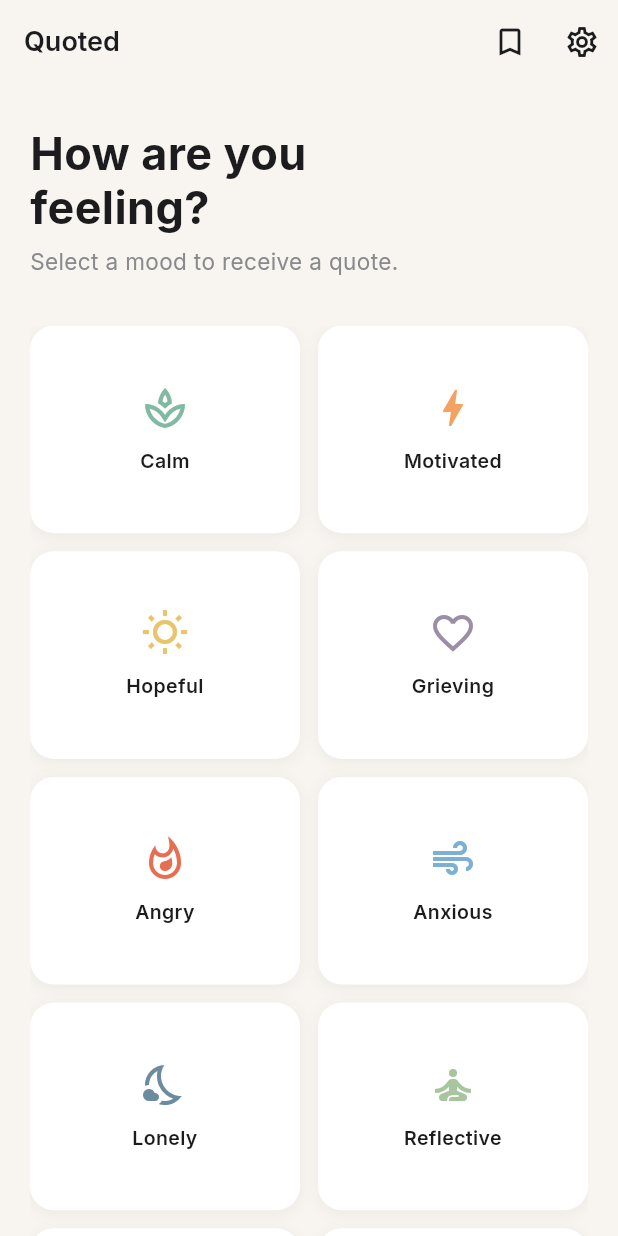
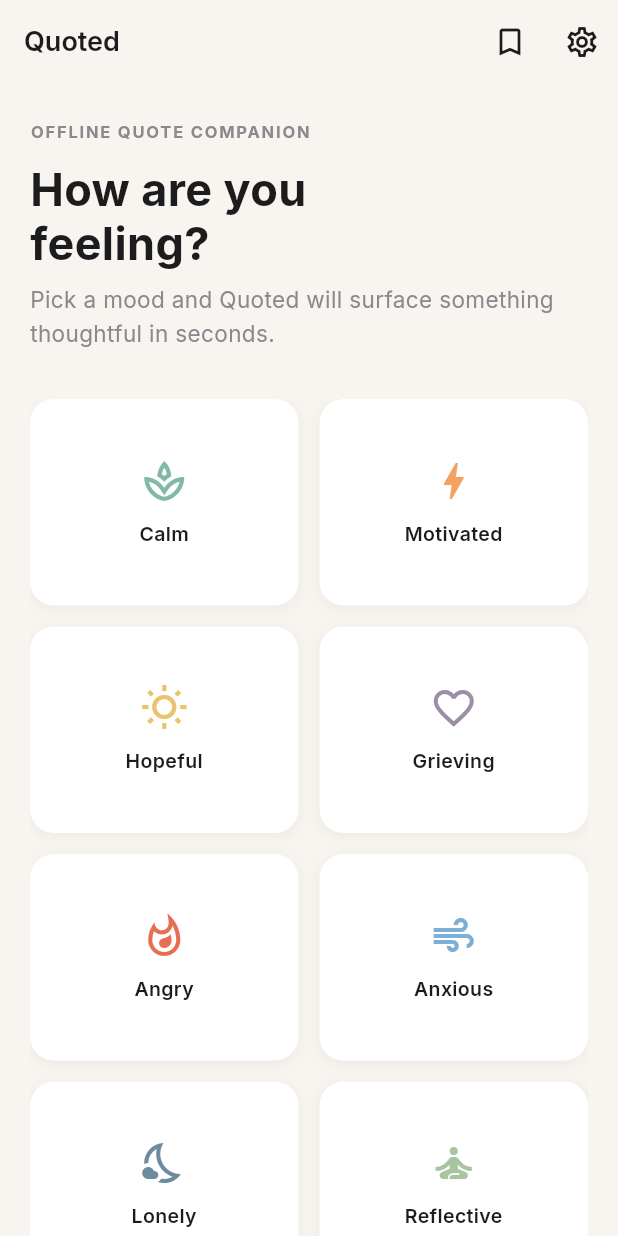
Before and after one commit to dacheson/Quoted, a Flutter app: the screen it shows after launch, on a phone screen of 412 x 824 dp. Run offline on Flutter 3.47's test engine with Material 3 defaults, Android fonts, the phone set to English and light mode, and no system bars; our stand-ins replace google_fonts, hive_flutter; accounts and stored records are empty.

Commit message:
Add branded app assets and UI polish

```diff
--- a/lib/screens/favorites_screen.dart
+++ b/lib/screens/favorites_screen.dart
@@ -65,7 +65,7 @@ class _FavoritesScreenState extends State<FavoritesScreen> {
             ),
             const SizedBox(height: 24),
             Text(
-              'No favorites yet.',
+             'Save quotes you want to revisit.',
               style: TextStyle(
                 fontSize: 18,
                 fontWeight: FontWeight.w600,
@@ -75,7 +75,7 @@ class _FavoritesScreenState extends State<FavoritesScreen> {
             ),
             const SizedBox(height: 12),
             Text(
-              'Tap the bookmark icon on any quote\nto save it here.',
+              'Tap the bookmark on any quote\nto keep it handy offline.',
               textAlign: TextAlign.center,
               style: TextStyle(
                 fontSize: 14,
--- a/lib/screens/mood_selection_screen.dart
+++ b/lib/screens/mood_selection_screen.dart
@@ -44,7 +44,17 @@ class MoodSelectionScreen extends StatelessWidget {
           child: Column(
             crossAxisAlignment: CrossAxisAlignment.start,
             children: [
-              const SizedBox(height: 28),
+              const SizedBox(height: 24),
+              Text(
+                'OFFLINE QUOTE COMPANION',
+                style: TextStyle(
+                  fontSize: 11,
+                  fontWeight: FontWeight.w700,
+                  letterSpacing: 1.2,
+                  color: isDark ? AppTheme.subtleDark : AppTheme.subtleLight,
+                ),
+              ),
+              const SizedBox(height: 12),
               Text(
                 'How are you\nfeeling?',
                 style: TextStyle(
@@ -58,21 +68,23 @@ class MoodSelectionScreen extends StatelessWidget {
               ),
               const SizedBox(height: 8),
               Text(
-                'Select a mood to receive a quote.',
+                'Pick a mood and Quoted will surface something thoughtful in seconds.',
                 style: TextStyle(
                   fontSize: 15,
                   color: isDark ? AppTheme.subtleDark : AppTheme.subtleLight,
+                  height: 1.5,
                 ),
               ),
               const SizedBox(height: 32),
               Expanded(
                 child: GridView.builder(
+                  padding: const EdgeInsets.only(bottom: 12),
                   itemCount: moods.length,
                   gridDelegate:
                       const SliverGridDelegateWithFixedCrossAxisCount(
                     crossAxisCount: 2,
-                    crossAxisSpacing: 12,
-                    mainAxisSpacing: 12,
+                    crossAxisSpacing: 14,
+                    mainAxisSpacing: 14,
                     childAspectRatio: 1.3,
                   ),
                   itemBuilder: (context, index) {
--- a/lib/screens/quote_flow_screen.dart
+++ b/lib/screens/quote_flow_screen.dart
@@ -221,7 +221,7 @@ class _QuoteFlowScreenState extends State<QuoteFlowScreen>
             ),
             const SizedBox(height: 24),
             Text(
-              "You've seen all quotes\nfor this mood.",
+              "You've reached the end\nfor this mood.",
               textAlign: TextAlign.center,
               style: TextStyle(
                 fontSize: 18,
@@ -231,11 +231,12 @@ class _QuoteFlowScreenState extends State<QuoteFlowScreen>
             ),
             const SizedBox(height: 12),
             Text(
-              'Try a different mood or come back later.',
+              'Try another mood, or reset personalization in Settings to start fresh.',
               textAlign: TextAlign.center,
               style: TextStyle(
                 fontSize: 14,
                 color: isDark ? AppTheme.subtleDark : AppTheme.subtleLight,
+                height: 1.5,
               ),
             ),
             const SizedBox(height: 32),
--- a/lib/screens/settings_screen.dart
+++ b/lib/screens/settings_screen.dart
@@ -59,7 +59,7 @@ class _SettingsScreenState extends State<SettingsScreen> {
             Padding(
               padding: const EdgeInsets.symmetric(horizontal: 20),
               child: Text(
-                'Settings',
+                'Settings & data',
                 style: TextStyle(
                   fontSize: 20,
                   fontWeight: FontWeight.w700,
@@ -184,15 +184,15 @@ class _SettingsScreenState extends State<SettingsScreen> {
       applicationName: 'Quoted',
       applicationVersion: '1.0.0',
       applicationLegalese:
-          'Quotes are drawn from historical public figures and '
-          'are in the public domain or used under fair use for educational '
-          'purposes. All quotes are attributed to their known sources.\n\n'
+          'Quoted pairs a curated offline quote library with simple '
+          'mood-based matching. Quotes are drawn from historical public '
+          'figures and are attributed to their known sources.\n\n'
           'Built with Flutter. Fonts: Lora, Inter (Google Fonts).',
       children: const [
         SizedBox(height: 16),
         Text(
-          'Quoted delivers contextual quotes based on your mood, '
-          'fully offline with no account required.',
+        'Quoted delivers thoughtful quotes for the mood you are in, fully '
+        'offline and with no account required.',
         ),
       ],
     );
```
Also changed, not shown: 32 other files.
